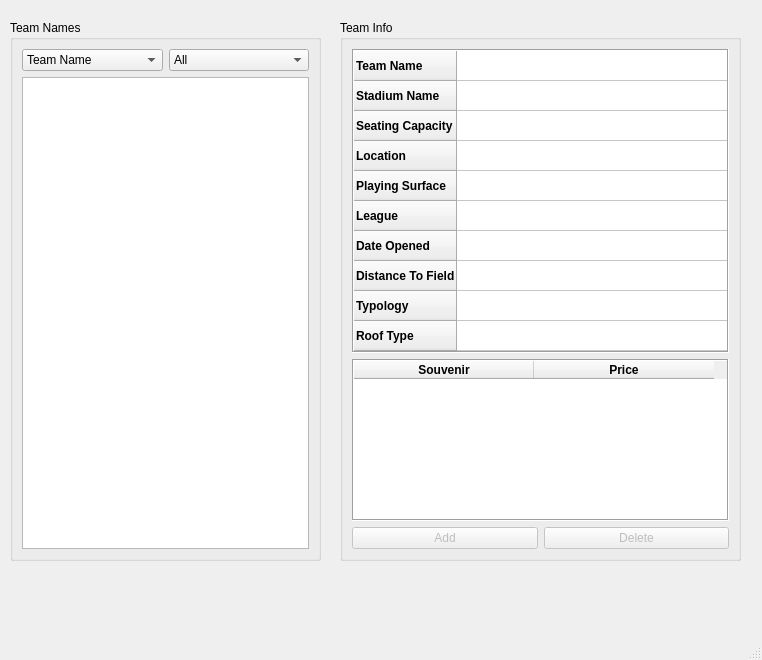
Qt form mainwindow.ui (DonovanFoley/CS1DProject2) before a commit.
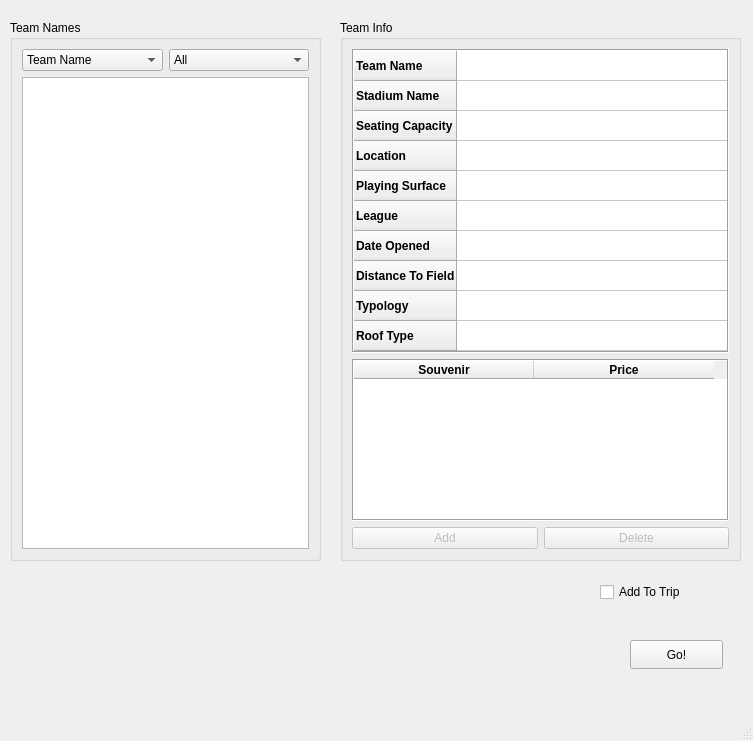
The same form after that commit.

Commit message: Implementing adding teams to trip

The edit to the form file:
```diff
--- a/mainwindow.ui
+++ b/mainwindow.ui
@@ -6,8 +6,8 @@
    <rect>
     <x>0</x>
     <y>0</y>
-    <width>762</width>
-    <height>660</height>
+    <width>753</width>
+    <height>741</height>
    </rect>
   </property>
   <property name="windowTitle">
@@ -388,6 +388,45 @@
      </item>
     </layout>
    </widget>
+   <widget class="QPushButton" name="pushButton_go">
+    <property name="geometry">
+     <rect>
+      <x>630</x>
+      <y>640</y>
+      <width>93</width>
+      <height>29</height>
+     </rect>
+    </property>
+    <property name="text">
+     <string>Go!</string>
+    </property>
+   </widget>
+   <widget class="QCheckBox" name="checkBox_addToTrip">
+    <property name="geometry">
+     <rect>
+      <x>600</x>
+      <y>580</y>
+      <width>111</width>
+      <height>24</height>
+     </rect>
+    </property>
+    <property name="text">
+     <string>Add To Trip</string>
+    </property>
+   </widget>
+   <widget class="QLabel" name="label_tripNames">
+    <property name="geometry">
+     <rect>
+      <x>20</x>
+      <y>580</y>
+      <width>551</width>
+      <height>91</height>
+     </rect>
+    </property>
+    <property name="text">
+     <string/>
+    </property>
+   </widget>
   </widget>
   <widget class="QMenuBar" name="menubar">
    <property name="geometry">
```
Left out of the diff: 2 changed lines with no effect on the pictures. The commit also changes 13 other files.
